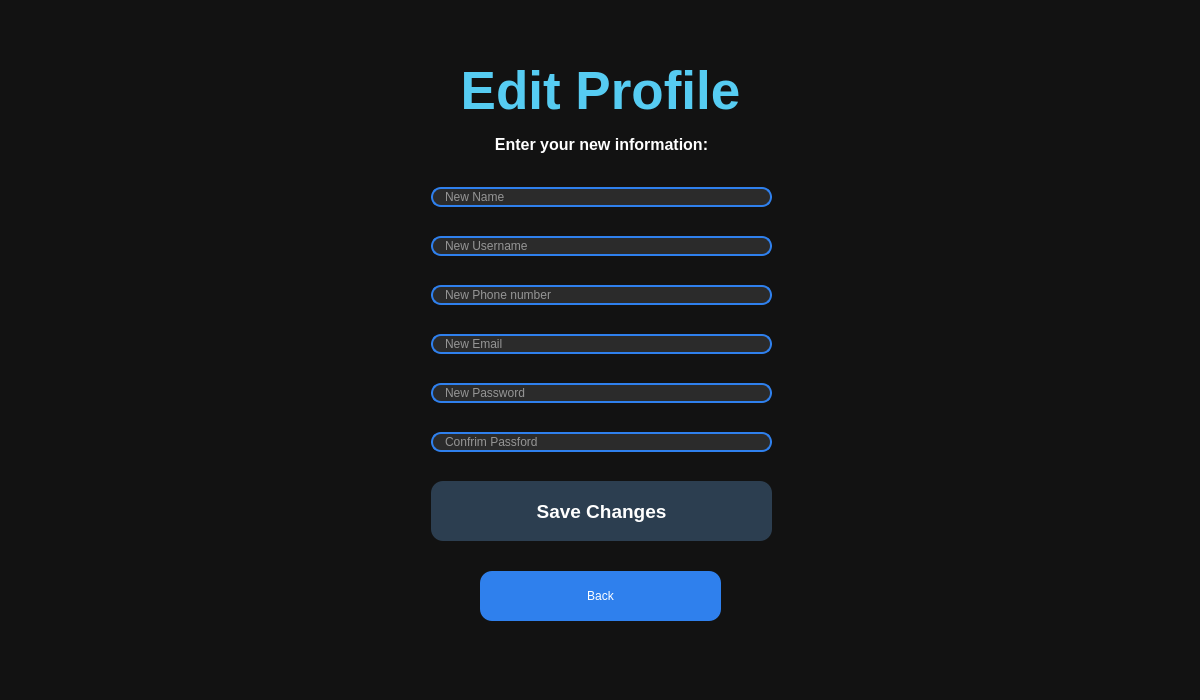
Qt form Platwo/editprofilewindow.ui (Carbon-128X/CarbonApollo-PlaTwo) before a commit.
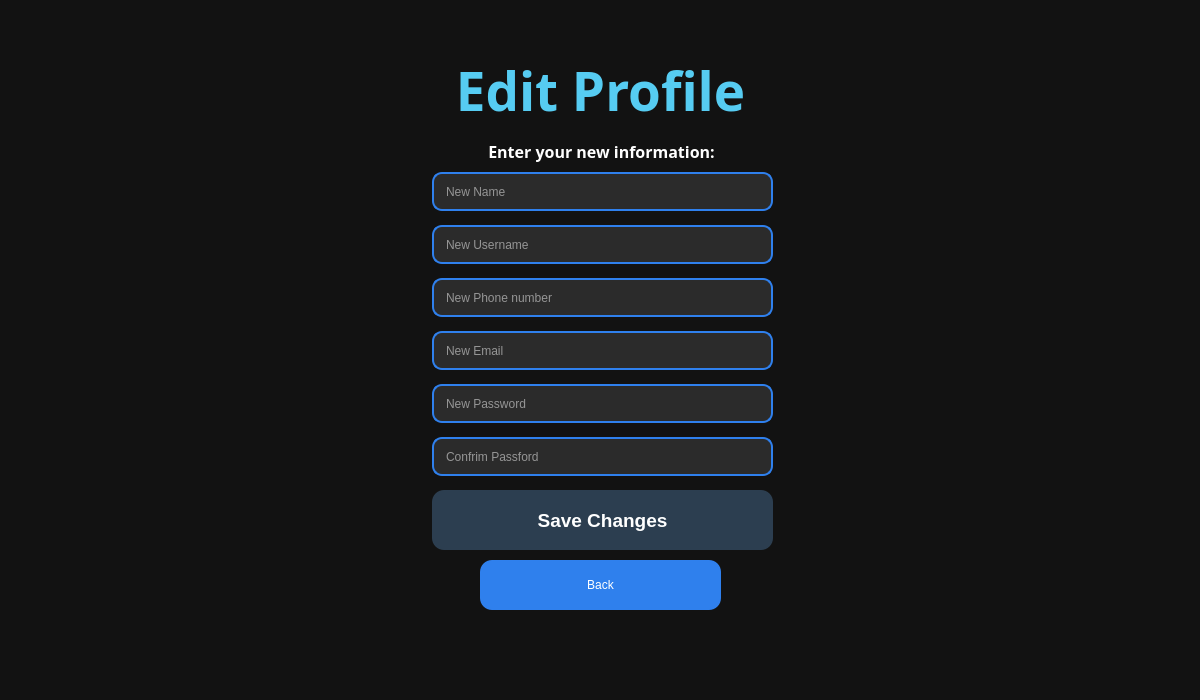
The same form after that commit.

The edit to the form file:
```diff
--- a/Platwo/editprofilewindow.ui
+++ b/Platwo/editprofilewindow.ui
@@ -10,6 +10,12 @@
     <height>700</height>
    </rect>
   </property>
+  <property name="maximumSize">
+   <size>
+    <width>1200</width>
+    <height>700</height>
+   </size>
+  </property>
   <property name="windowTitle">
    <string>Edit form</string>
   </property>
@@ -20,7 +26,7 @@
    <property name="geometry">
     <rect>
      <x>480</x>
-     <y>571</y>
+     <y>560</y>
      <width>241</width>
      <height>50</height>
     </rect>
@@ -57,12 +63,14 @@
    </property>
    <property name="font">
     <font>
+     <family>Sitka Text</family>
      <pointsize>40</pointsize>
      <bold>true</bold>
     </font>
    </property>
    <property name="styleSheet">
-    <string notr="true">color:#56CCF2;</string>
+    <string notr="true">color:#56CCF2;
+background:transparent;</string>
    </property>
    <property name="text">
     <string>Edit Profile</string>
@@ -77,17 +85,19 @@
      <x>431</x>
      <y>131</y>
      <width>341</width>
-     <height>27</height>
+     <height>41</height>
     </rect>
    </property>
    <property name="font">
     <font>
+     <family>Sitka Text</family>
      <pointsize>12</pointsize>
      <bold>true</bold>
     </font>
    </property>
    <property name="styleSheet">
-    <string notr="true">color:white;</string>
+    <string notr="true">color:white;
+background:transparent;</string>
    </property>
    <property name="text">
     <string>Enter your new information:</string>
@@ -96,20 +106,17 @@
     <set>Qt::AlignmentFlag::AlignCenter</set>
    </property>
   </widget>
-  <widget class="QWidget" name="layoutWidget">
+  <widget class="QLineEdit" name="usernameEdit">
    <property name="geometry">
     <rect>
-     <x>431</x>
-     <y>164</y>
+     <x>432</x>
+     <y>225</y>
      <width>341</width>
-     <height>401</height>
+     <height>39</height>
     </rect>
    </property>
-   <layout class="QVBoxLayout" name="verticalLayout">
-    <item>
-     <widget class="QLineEdit" name="nameEdit">
-      <property name="styleSheet">
-       <string notr="true">QLineEdit{
+   <property name="styleSheet">
+    <string notr="true">QLineEdit{
     background:#2B2B2B;
     border:2px solid #2F80ED;
     border-radius:10px;
@@ -121,16 +128,22 @@
 QLineEdit:focus{
     border:2px solid #56CCF2;
 }</string>
-      </property>
-      <property name="placeholderText">
-       <string>New Name</string>
-      </property>
-     </widget>
-    </item>
-    <item>
-     <widget class="QLineEdit" name="usernameEdit">
-      <property name="styleSheet">
-       <string notr="true">QLineEdit{
+   </property>
+   <property name="placeholderText">
+    <string>New Username</string>
+   </property>
+  </widget>
+  <widget class="QLineEdit" name="passwordEdit">
+   <property name="geometry">
+    <rect>
+     <x>432</x>
+     <y>384</y>
+     <width>341</width>
+     <height>39</height>
+    </rect>
+   </property>
+   <property name="styleSheet">
+    <string notr="true">QLineEdit{
     background:#2B2B2B;
     border:2px solid #2F80ED;
     border-radius:10px;
@@ -142,16 +155,25 @@
 QLineEdit:focus{
     border:2px solid #56CCF2;
 }</string>
-      </property>
-      <property name="placeholderText">
-       <string>New Username</string>
-      </property>
-     </widget>
-    </item>
-    <item>
-     <widget class="QLineEdit" name="phoneEdit">
-      <property name="styleSheet">
-       <string notr="true">QLineEdit{
+   </property>
+   <property name="echoMode">
+    <enum>QLineEdit::EchoMode::Password</enum>
+   </property>
+   <property name="placeholderText">
+    <string>New Password</string>
+   </property>
+  </widget>
+  <widget class="QLineEdit" name="confirmPasswordEdit">
+   <property name="geometry">
+    <rect>
+     <x>432</x>
+     <y>437</y>
+     <width>341</width>
+     <height>39</height>
+    </rect>
+   </property>
+   <property name="styleSheet">
+    <string notr="true">QLineEdit{
     background:#2B2B2B;
     border:2px solid #2F80ED;
     border-radius:10px;
@@ -163,19 +185,25 @@
 QLineEdit:focus{
     border:2px solid #56CCF2;
 }</string>
-      </property>
-      <property name="maxLength">
-       <number>11</number>
-      </property>
-      <property name="placeholderText">
-       <string>New Phone number</string>
-      </property>
-     </widget>
-    </item>
-    <item>
-     <widget class="QLineEdit" name="emailEdit">
-      <property name="styleSheet">
-       <string notr="true">QLineEdit{
+   </property>
+   <property name="echoMode">
+    <enum>QLineEdit::EchoMode::Password</enum>
+   </property>
+   <property name="placeholderText">
+    <string>Confrim Passford</string>
+   </property>
+  </widget>
+  <widget class="QLineEdit" name="emailEdit">
+   <property name="geometry">
+    <rect>
+     <x>432</x>
+     <y>331</y>
+     <width>341</width>
+     <height>39</height>
+    </rect>
+   </property>
+   <property name="styleSheet">
+    <string notr="true">QLineEdit{
     background:#2B2B2B;
     border:2px solid #2F80ED;
     border-radius:10px;
@@ -187,16 +215,22 @@
 QLineEdit:focus{
     border:2px solid #56CCF2;
 }</string>
-      </property>
-      <property name="placeholderText">
-       <string>New Email</string>
-      </property>
-     </widget>
-    </item>
-    <item>
-     <widget class="QLineEdit" name="passwordEdit">
-      <property name="styleSheet">
-       <string notr="true">QLineEdit{
+   </property>
+   <property name="placeholderText">
+    <string>New Email</string>
+   </property>
+  </widget>
+  <widget class="QLineEdit" name="nameEdit">
+   <property name="geometry">
+    <rect>
+     <x>432</x>
+     <y>172</y>
+     <width>341</width>
+     <height>39</height>
+    </rect>
+   </property>
+   <property name="styleSheet">
+    <string notr="true">QLineEdit{
     background:#2B2B2B;
     border:2px solid #2F80ED;
     border-radius:10px;
@@ -208,19 +242,22 @@
 QLineEdit:focus{
     border:2px solid #56CCF2;
 }</string>
-      </property>
-      <property name="echoMode">
-       <enum>QLineEdit::EchoMode::Password</enum>
-      </property>
-      <property name="placeholderText">
-       <string>New Password</string>
-      </property>
-     </widget>
-    </item>
-    <item>
-     <widget class="QLineEdit" name="confirmPasswordEdit">
-      <property name="styleSheet">
-       <string notr="true">QLineEdit{
+   </property>
+   <property name="placeholderText">
+    <string>New Name</string>
+   </property>
+  </widget>
+  <widget class="QLineEdit" name="phoneEdit">
+   <property name="geometry">
+    <rect>
+     <x>432</x>
+     <y>278</y>
+     <width>341</width>
+     <height>39</height>
+    </rect>
+   </property>
+   <property name="styleSheet">
+    <string notr="true">QLineEdit{
     background:#2B2B2B;
     border:2px solid #2F80ED;
     border-radius:10px;
@@ -232,31 +269,37 @@
 QLineEdit:focus{
     border:2px solid #56CCF2;
 }</string>
-      </property>
-      <property name="echoMode">
-       <enum>QLineEdit::EchoMode::Password</enum>
-      </property>
-      <property name="placeholderText">
-       <string>Confrim Passford</string>
-      </property>
-     </widget>
-    </item>
-    <item>
-     <widget class="QPushButton" name="saveButton">
-      <property name="minimumSize">
-       <size>
-        <width>0</width>
-        <height>50</height>
-       </size>
-      </property>
-      <property name="maximumSize">
-       <size>
-        <width>16777215</width>
-        <height>60</height>
-       </size>
-      </property>
-      <property name="styleSheet">
-       <string notr="true">QPushButton{
+   </property>
+   <property name="maxLength">
+    <number>11</number>
+   </property>
+   <property name="placeholderText">
+    <string>New Phone number</string>
+   </property>
+  </widget>
+  <widget class="QPushButton" name="saveButton">
+   <property name="geometry">
+    <rect>
+     <x>432</x>
+     <y>490</y>
+     <width>341</width>
+     <height>60</height>
+    </rect>
+   </property>
+   <property name="minimumSize">
+    <size>
+     <width>0</width>
+     <height>55</height>
+    </size>
+   </property>
+   <property name="maximumSize">
+    <size>
+     <width>16777215</width>
+     <height>60</height>
+    </size>
+   </property>
+   <property name="styleSheet">
+    <string notr="true">QPushButton{
 
 background:#2C3E50;
 
@@ -285,13 +328,10 @@
 background:#2563EB;
 
 }</string>
-      </property>
-      <property name="text">
-       <string>Save Changes</string>
-      </property>
-     </widget>
-    </item>
-   </layout>
+   </property>
+   <property name="text">
+    <string>Save Changes</string>
+   </property>
   </widget>
  </widget>
  <resources/>
```
